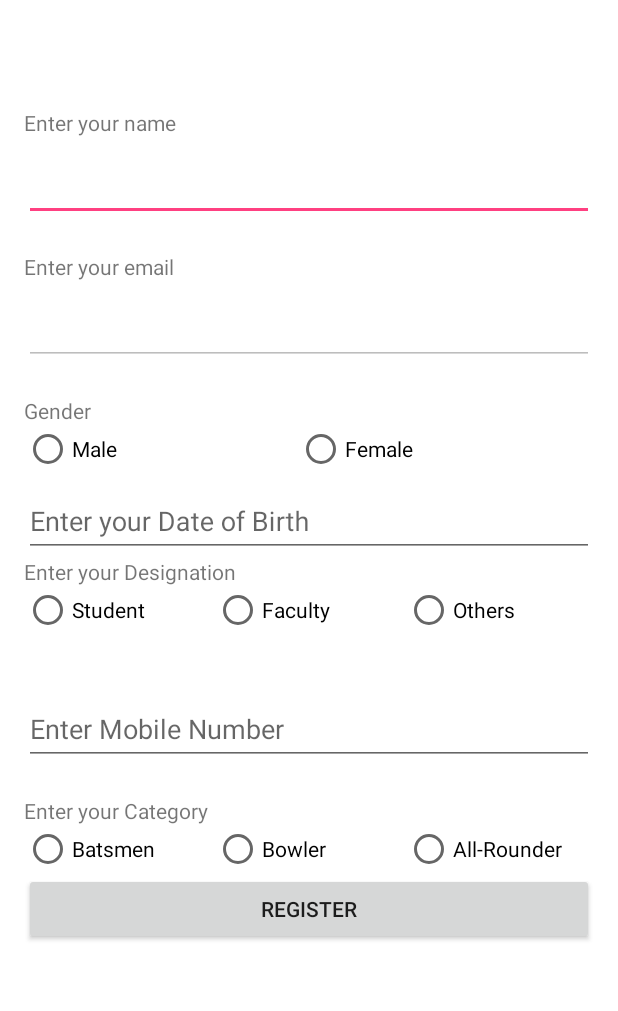
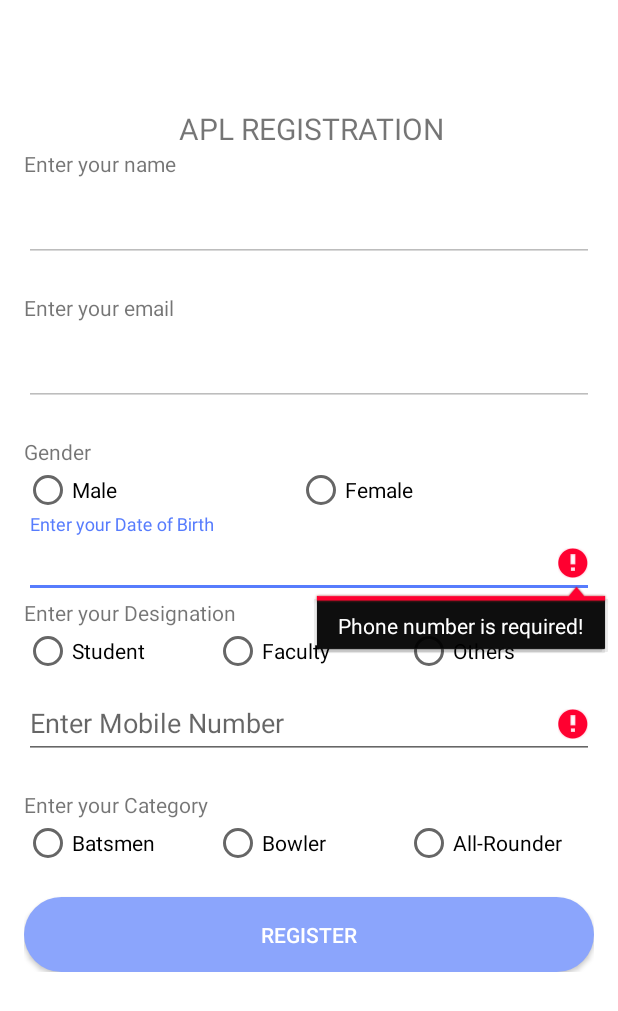
Before and after one commit to adityadas8888/Habba18, an Android app: the Apl screen opened directly, with no data from a screen before it, after a tap on "REGISTER", on a phone screen of 412 x 824 dp. Shown: the top 1011 px of the screen. Run offline under Robolectric (Android 15) with nearby library versions, the phone set to English and light mode, and no system bars.

Commit message:
Beta Release

```diff
--- a/app/src/main/java/com/acharya/habbaregistration/Apl/Apl.java
+++ b/app/src/main/java/com/acharya/habbaregistration/Apl/Apl.java
@@ -13,6 +13,7 @@ import android.os.Bundle;
 import android.os.PersistableBundle;
 import android.provider.MediaStore;
 import android.support.annotation.RequiresApi;
+import android.support.design.widget.TextInputLayout;
 import android.support.v7.app.AppCompatActivity;
 import android.util.Base64;
 import android.util.Log;
@@ -35,6 +36,7 @@ import android.widget.Toast;
 
 import com.acharya.habbaregistration.HomeScreen.HomeScreen;
 import com.acharya.habbaregistration.R;
+import com.acharya.habbaregistration.UploadImage.UImageActivity;
 
 import org.json.JSONArray;
 import org.json.JSONException;
@@ -70,7 +72,7 @@ public class Apl extends AppCompatActivity {
     RadioGroup radioGroupGender,radioGroupDesignation,radioGroupCategory;
     RadioButton radioButtonGender,radioButtonDesignation,radioButtonCategory;
     public String email,name,clg,number,gender,designation,usn,category,dept,dob;
-
+    TextInputLayout textinputusn;
     private static String url = null;
     private static String url1 = null;
     boolean flagz1=false;
@@ -130,6 +132,7 @@ public class Apl extends AppCompatActivity {
         editTextName = (EditText) findViewById(R.id.editTextName);
         editTextPhone = (EditText) findViewById(R.id.editPhone);
         editTextUsn = (EditText) findViewById(R.id.editTextUsn);
+        textinputusn = (TextInputLayout) findViewById(R.id.text_input_usn);
         s1 = (Spinner) findViewById(R.id.spinner);                          //College
         s2 = (Spinner) findViewById(R.id.spinner2);                         //Branch
         editTextEmail = (EditText) findViewById(R.id.editTextEmail);
@@ -146,7 +149,8 @@ public class Apl extends AppCompatActivity {
             if(name.equals(""))
                 name="N/A";
         }
-
+        editTextEmail.setText(email);
+        editTextEmail.setEnabled(false);
         url = "http://acharyahabba.in/apl/college.php";
         spinnerlist = new ArrayList<>();
         new GetContacts().execute();
@@ -193,16 +197,13 @@ public class Apl extends AppCompatActivity {
     }
 
     public void initeditfileds() {
-        editTextName.setText(name,TextView.BufferType.EDITABLE);
-        editTextName.setEnabled(true);
-        editTextEmail.setText(email,TextView.BufferType.EDITABLE);
-        editTextEmail.setEnabled(false);
-        editTextDob.setFocusable(false);
-        editTextDob.setClickable(true);
+        editTextName.setText(name);
+        editTextName.setEnabled(false);
         s1.setVisibility(View.GONE);
         s2.setVisibility(View.GONE);
         t1.setVisibility(View.GONE);
         t2.setVisibility(View.GONE);
+        textinputusn.setVisibility(View.GONE);
         editTextUsn.setVisibility(View.GONE);
 
         editTextDob.setOnClickListener(new View.OnClickListener() {
@@ -244,10 +245,12 @@ public class Apl extends AppCompatActivity {
                     t1.setVisibility(View.VISIBLE);
                     t2.setVisibility(View.VISIBLE);
                     editTextUsn.setVisibility(View.VISIBLE);
+                    textinputusn.setVisibility(View.VISIBLE);
                     flagz1=true;
                 }
               else {
                     editTextUsn.setVisibility(View.GONE);
+                    textinputusn.setVisibility(View.GONE);
                     s1.setVisibility(View.GONE);
                     s2.setVisibility(View.GONE);
                     t1.setVisibility(View.GONE);
@@ -257,6 +260,7 @@ public class Apl extends AppCompatActivity {
                 }
                 if(designation.equals("Faculty")||designation.equals("Others")){
                     editTextUsn.setVisibility(View.GONE);
+                    textinputusn.setVisibility(View.GONE);
                     s1.setVisibility(View.GONE);
                     s2.setVisibility(View.GONE);
                     t1.setVisibility(View.GONE);
@@ -521,7 +525,6 @@ public class Apl extends AppCompatActivity {
         number = editTextPhone.getText().toString().trim().toLowerCase();
         if( editTextPhone.getText().toString().trim().equals("")) {
             editTextPhone.setError( "Phone number is required!" );
-            editTextPhone.setHint("Please enter your phone number");
             if(number.isEmpty())
                 number="N/A";
         }
@@ -539,10 +542,7 @@ public class Apl extends AppCompatActivity {
             }
         register(name,gender,dob,designation,category,email,number,clg,dept,usn);
         System.out.println("final" + name + gender + dob + designation + category + email + number + clg + dept + usn);
-        Intent intent = new Intent(Apl.this, Apl.class);
-        intent.putExtra("email",email);
-        intent.putExtra("name",name);
-        startActivity(intent);
+
     }
 
 
@@ -563,6 +563,14 @@ public class Apl extends AppCompatActivity {
                 super.onPostExecute(s);
                 loading.dismiss();
                 Toast.makeText(getApplicationContext(),s,Toast.LENGTH_LONG).show();
+                if(s.contentEquals("Registration Succefull!"))
+                {
+                Intent intent = new Intent(Apl.this,UImageActivity.class);
+                intent.putExtra("email",email);
+                intent.putExtra("name",name);
+                startActivity(intent);
+                finish();}
+
             }
 
             @Override
--- a/app/src/main/java/com/acharya/habbaregistration/Habba.java
+++ b/app/src/main/java/com/acharya/habbaregistration/Habba.java
@@ -431,6 +431,7 @@ public class Habba extends AppCompatActivity{
     @Override
     public void onBackPressed() {
         super.onBackPressed();
+        finish();
 //        Intent intent = new Intent(this, HomeScreen.class);
 //        startActivity(intent);
 //        finish();
--- a/app/src/main/res/drawable/buttonshape.xml
+++ b/app/src/main/res/drawable/buttonshape.xml
@@ -1,25 +1,24 @@
 <?xml version="1.0" encoding="utf-8"?>
-<selector xmlns:android="http://schemas.android.com/apk/res/android">
-    <shape xmlns:android="http://schemas.android.com/apk/res/android" android:shape="rectangle" >
+<shape xmlns:android="http://schemas.android.com/apk/res/android"
+android:shape="rectangle" >
+
 <corners
-            android:radius="14dp"
-            />
-        <solid
-            android:color="#05B4FF"
-            />
+    android:bottomLeftRadius="30dp"
+    android:bottomRightRadius="30dp"
+    android:radius="60dp"
+    android:topLeftRadius="30dp"
+    android:topRightRadius="30dp" />
+
+<solid android:color="#8BA5FC" />
+
 <padding
+    android:bottom="0dp"
     android:left="0dp"
-            android:top="0dp"
     android:right="0dp"
-            android:bottom="0dp"
-            />
+    android:top="0dp" />
+
 <size
-            android:width="270dp"
-            android:height="60dp"
-            />
-        <stroke
-            android:width="3dp"
-            android:color="#1261FF"
-            />
+    android:height="50dp"
+    android:width="400dp" />
+
 </shape>
-</selector>
--- a/app/src/main/res/layout/activity_apl.xml
+++ b/app/src/main/res/layout/activity_apl.xml
@@ -23,6 +23,14 @@
             android:paddingBottom="@dimen/activity_vertical_margin">
 
             <TextView
+                android:id="@+id/textView"
+                android:layout_width="383dp"
+                android:layout_height="wrap_content"
+                android:textAlignment="center"
+                android:text="APL REGISTRATION"
+                android:textSize="20dp"/>
+
+            <TextView
                 android:layout_width="wrap_content"
                 android:layout_height="wrap_content"
                 android:text="@string/enter_your_name" />
@@ -32,6 +40,7 @@
                   app:errorEnabled="true">
                    <EditText
                       android:id="@+id/editTextName"
+                       android:clickable="false"
                       android:layout_width="fill_parent"
                       android:layout_height="wrap_content"
                       android:inputType="none"
@@ -52,6 +61,7 @@
                     android:layout_height="wrap_content"
                     android:inputType="textEmailAddress"
                     android:id="@+id/editTextEmail"
+                    android:clickable="false"
                     android:textColor= "@drawable/edittextdrawable"/>
             </android.support.design.widget.TextInputLayout>
 
@@ -126,7 +136,8 @@
             <android.support.design.widget.TextInputLayout
                 android:layout_width="match_parent"
                 android:layout_height="wrap_content"
-                app:errorEnabled="true">
+                app:errorEnabled="true"
+                android:id="@+id/text_input_usn">
                 <EditText
                     android:id="@+id/editTextUsn"
                     android:layout_width="fill_parent"
@@ -144,9 +155,11 @@
                 android:id="@+id/textView2" />
 
             <Spinner
+                android:paddingTop="20dp"
                 android:id="@+id/spinner"
                 android:layout_width="fill_parent"
-                android:layout_height="wrap_content"/>
+                android:layout_height="wrap_content"
+                android:paddingBottom="20dp"/>
             <!--android:entries="@array/spinnerRoot" />-->
 
             <TextView
@@ -156,9 +169,11 @@
                 android:id="@+id/textView3" />
 
             <Spinner
+                android:paddingTop="20dp"
                 android:id="@+id/spinner2"
                 android:layout_width="match_parent"
-                android:layout_height="wrap_content"/>
+                android:layout_height="wrap_content"
+                android:paddingBottom="20dp"/>
             <android.support.design.widget.TextInputLayout
                 android:layout_width="match_parent"
                 android:layout_height="wrap_content"
@@ -181,7 +196,8 @@
                 android:layout_width="match_parent"
                 android:layout_height="wrap_content"
                 android:weightSum="1.2"
-                android:orientation="horizontal">
+                android:orientation="horizontal"
+                android:paddingBottom="20dp">
                 <RadioButton
                     android:id="@+id/Batsmen"
                     android:text="Batsmen"
@@ -206,7 +222,9 @@
                 android:layout_width="fill_parent"
                 android:layout_height="wrap_content"
                 android:text="Register"
-                android:id="@+id/buttonRegister" />
+                android:background="@drawable/buttonshape"
+                android:id="@+id/buttonRegister"
+                android:textColor="#FFFFFF"/>
 
         </LinearLayout>
 
--- a/app/src/main/res/layout/activity_home_screen.xml
+++ b/app/src/main/res/layout/activity_home_screen.xml
@@ -34,7 +34,8 @@
             android:layout_centerVertical="true"
             android:layout_marginEnd="30dp"
             android:layout_marginRight="30dp"
-            android:src="@mipmap/ic_launcher" />
+            android:src="@mipmap/habba"
+            android:id="@+id/imageView3" />
 
         <ImageView
             android:id="@+id/imageView"
@@ -45,12 +46,13 @@
             android:layout_centerVertical="true"
             android:layout_marginLeft="20dp"
             android:layout_marginStart="20dp"
-            android:src="@mipmap/ic_launcher" />
+            android:src="@mipmap/apl" />
 <TextView
     android:layout_width="wrap_content"
     android:layout_height="match_parent"
     android:id="@+id/tstb1_text"
     android:gravity="center_vertical"/>
+
     </RelativeLayout>
 
 </LinearLayout>
--- a/app/src/main/res/values/colors.xml
+++ b/app/src/main/res/values/colors.xml
@@ -2,5 +2,5 @@
 <resources>
     <color name="colorPrimary">#3F51B5</color>
     <color name="colorPrimaryDark">#303F9F</color>
-    <color name="colorAccent">#FF4081</color>
+    <color name="colorAccent">#577CFD</color>
 </resources>
```
Also changed, not shown: app/src/main/java/com/acharya/habbaregistration/HomeScreen/HomeScreen.java (+9 -41 lines), app/src/main/res/layout/activity_habba.xml (+15 -4 lines). Lines whose indentation alone changed are shown as unchanged.
